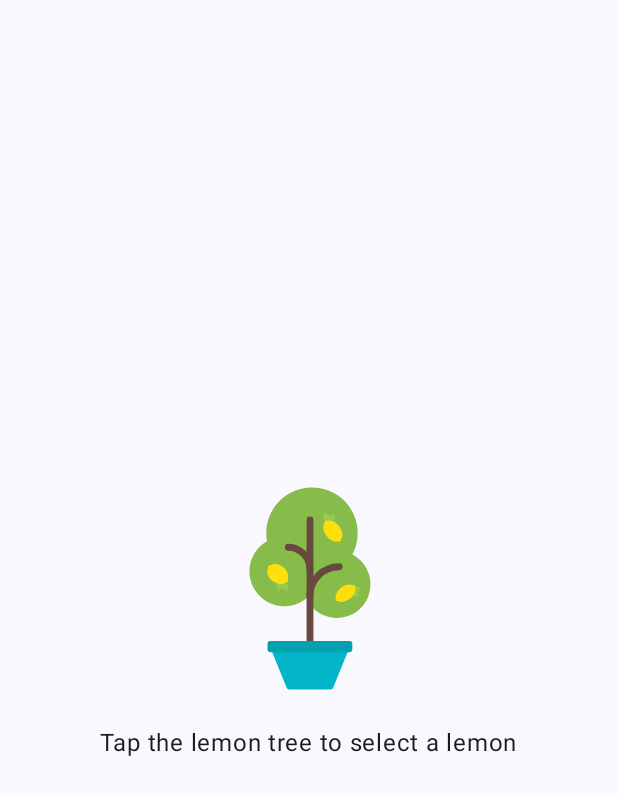
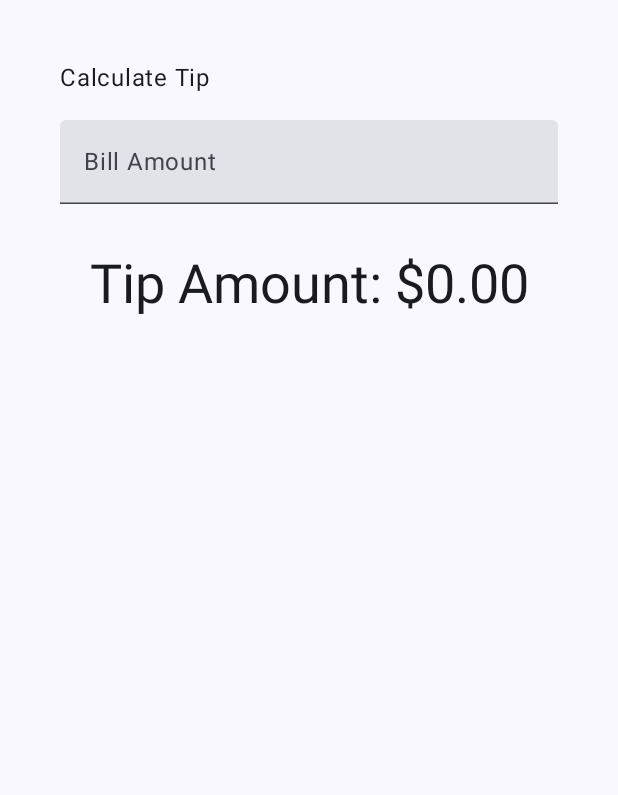
Before and after one commit to AncharGilgamesh/KotlinComposeTutorial, an Android app built with Jetpack Compose: the screen it shows after launch (MainActivity), on a phone screen of 412 x 824 dp. Shown: the top 795 px of the screen. Run offline under Robolectric (Android 15) with nearby library versions, the phone set to English and light mode, and no system bars.

Commit message:
tip_calculator

```diff
--- a/app/src/main/java/com/example/first_unit/MainActivity.kt
+++ b/app/src/main/java/com/example/first_unit/MainActivity.kt
@@ -4,10 +4,9 @@ import android.os.Bundle
 import androidx.activity.ComponentActivity
 import androidx.activity.compose.setContent
 import androidx.activity.enableEdgeToEdge
-import androidx.compose.foundation.Image
-import androidx.compose.foundation.clickable
+import androidx.compose.foundation.verticalScroll
 import androidx.compose.foundation.layout.*
-import androidx.compose.material3.Button
+import androidx.compose.material3.TextField
 import androidx.compose.material3.Scaffold
 import androidx.compose.material3.Text
 import androidx.compose.runtime.Composable
@@ -15,14 +14,16 @@ import androidx.compose.runtime.mutableStateOf
 import androidx.compose.runtime.remember
 import androidx.compose.ui.Alignment
 import androidx.compose.ui.Modifier
-import androidx.compose.ui.res.painterResource
+import androidx.compose.material3.MaterialTheme
 import androidx.compose.ui.res.stringResource
 import androidx.compose.ui.tooling.preview.Preview
 import androidx.compose.runtime.getValue
-
+import java.text.NumberFormat
 import androidx.compose.runtime.setValue
+import androidx.compose.foundation.rememberScrollState
 import androidx.compose.ui.unit.dp
-import androidx.compose.ui.unit.sp
+import androidx.compose.ui.text.input.KeyboardType
+import androidx.compose.foundation.text.KeyboardOptions
 import com.example.first_unit.ui.theme.First_UnitTheme
 import org.intellij.lang.annotations.JdkConstants.HorizontalAlignment
 
@@ -39,7 +40,7 @@ class MainActivity : ComponentActivity() {
                     modifier = Modifier.fillMaxSize(),
                     //containerColor  = Color(0xFF073042)
                 ) {innerPadding ->
-                    LemonadeApp(
+                    TipTimeLayout(
                         modifier = Modifier.padding(innerPadding))
                 }
             }
@@ -47,72 +48,81 @@ class MainActivity : ComponentActivity() {
     }
 }
 
+//@Composable
+//fun CockSuck(modifier: Modifier = Modifier) {
+//    Column(
+//        modifier = Modifier
+//            .background(Color.Red)
+//    ){
+//        Text(text="a")
+//    }
+//}
 @Composable
-fun LemonadeApp(modifier: Modifier = Modifier) {
-    var currentIndex by remember { mutableStateOf(1) }
-    var squeezeTapCount by remember { mutableStateOf(2) }
+fun TipTimeLayout(modifier: Modifier = Modifier) {
+    var amountInput by remember { mutableStateOf("") }
 
-    val stepText = when (currentIndex) {
-        1 -> R.string.step1_text
-        2 -> R.string.step2_text
-        3 -> R.string.step3_text
-        4 -> R.string.step4_text
-        else -> R.string.step1_text
-    }
-    val imageResource = when (currentIndex) {
-        1 -> R.drawable.lemon_tree
-        2 -> R.drawable.lemon_squeeze
-        3 -> R.drawable.lemon_drink
-        4 -> R.drawable.lemon_restart
-        else -> R.drawable.lemon_tree
-    }
+    val amount = amountInput.toDoubleOrNull() ?: 0.0
+    val tip = calculateTip(amount)
 
     Column(
-        modifier = modifier
-            .fillMaxSize() // Заполнение всего доступного пространства
-            .wrapContentSize(Alignment.Center), // Выравнивание содержимого по центру экрана
-        horizontalAlignment = Alignment.CenterHorizontally // Центрирование по горизонтали внутри Column
+        modifier = Modifier
+            .statusBarsPadding()
+            .padding(horizontal = 40.dp)
+            .verticalScroll(rememberScrollState())
+            .safeDrawingPadding(),
+        horizontalAlignment = Alignment.CenterHorizontally,
+        verticalArrangement = Arrangement.Center
     ) {
-        Image(
-            painter = painterResource(id = imageResource),
+        Text(
+            text = stringResource(R.string.calculate_tip),
             modifier = Modifier
-                .size(150.dp) // Установите размер изображения
-                .clickable {
-                    when (currentIndex) {
-                        1 -> {
-                            squeezeTapCount = (1..6).random()
-                            currentIndex += 1
-                        }
+                .padding(bottom = 16.dp, top = 40.dp)
+                .align(alignment = Alignment.Start)
+        )
+        EditNumberField(
+            value = amountInput,
+            onValueChanged = { amountInput = it },
+            modifier = Modifier.padding(bottom = 32.dp).fillMaxWidth()
+        )
+        Text(
+            text = stringResource(R.string.tip_amount, tip),
+            style = MaterialTheme.typography.displaySmall
+        )
+        Spacer(modifier = Modifier.height(150.dp))
+    }
+}
 
-                        2 -> {
-                            if (squeezeTapCount == 0) {
-                                currentIndex += 1
-                            } else {
-                                squeezeTapCount--
-                            }
-                        }
+@Composable
+fun EditNumberField(
+    value: String,
+    onValueChanged: (String) -> Unit,
+    modifier: Modifier
+) {
+    TextField(
+        value = value,
+        singleLine = true,
+        modifier = modifier,
+        onValueChange = onValueChanged,
+        label = { Text(stringResource(R.string.bill_amount)) },
+        keyboardOptions = KeyboardOptions(keyboardType = KeyboardType.Number)
+    )
+}
 
-                        3 -> {
-                            currentIndex += 1
-                        }
-
-                        4 -> {
-                            currentIndex = 1
-                        }
-                    }
-                },
-            contentDescription = "Lemonade"
-        )
-        Spacer(modifier = Modifier.height(16.dp)) // Промежуток между изображением и текстом
-        Text(text = stringResource(id = stepText))
-    }
+/**
+ * Calculates the tip based on the user input and format the tip amount
+ * according to the local currency.
+ * Example would be "$10.00".
+ */
+private fun calculateTip(amount: Double, tipPercent: Double = 15.0): String {
+    val tip = tipPercent / 100 * amount
+    return NumberFormat.getCurrencyInstance().format(tip)
 }
 
 @Preview(showBackground = true)
 @Composable
 fun GreetingPreview() {
     First_UnitTheme {
-        LemonadeApp(
+        TipTimeLayout(
             modifier = Modifier.fillMaxSize().
             wrapContentSize(Alignment.Center))
     }
--- a/app/src/main/res/values/strings.xml
+++ b/app/src/main/res/values/strings.xml
@@ -1,7 +1,6 @@
 <resources>
     <string name="app_name">First_Unit</string>
-    <string name="step1_text">Tap the lemon tree to select a lemon</string>
-    <string name="step2_text">Keep tapping the lemon to squeeze it</string>
-    <string name="step3_text">Tap the lemonade to drink it</string>
-    <string name="step4_text">Tap the empty glass to start again</string>
+    <string name="calculate_tip">Calculate Tip</string>
+    <string name="bill_amount">Bill Amount</string>
+    <string name="tip_amount">Tip Amount: %s</string>
 </resources>
```
